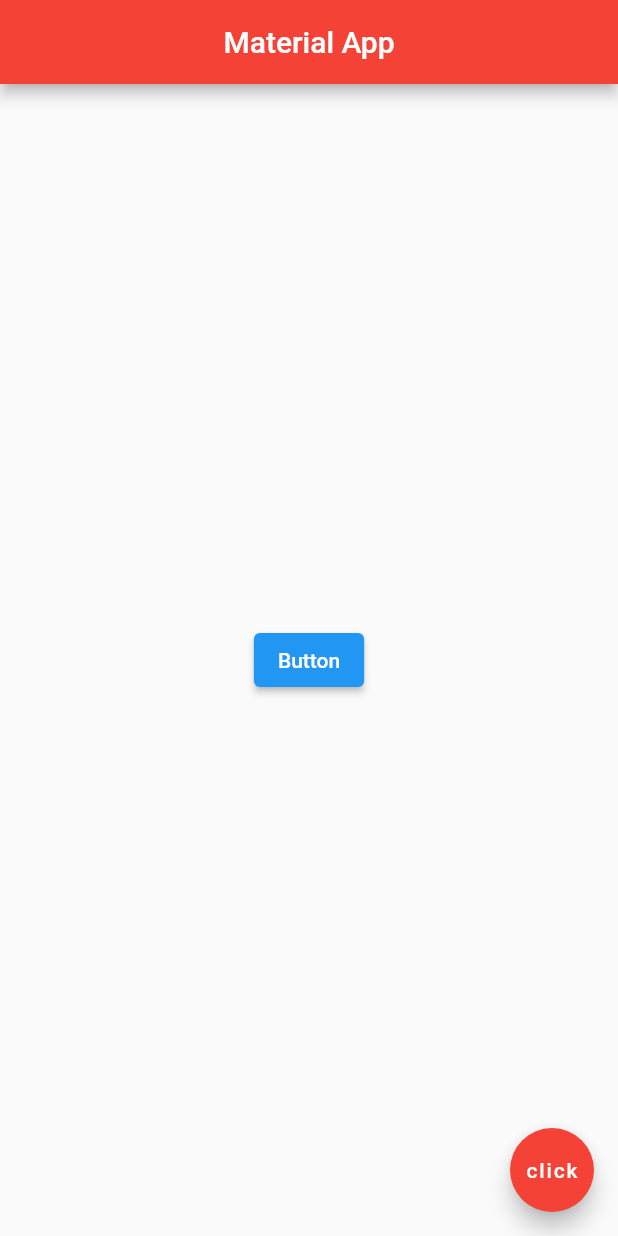
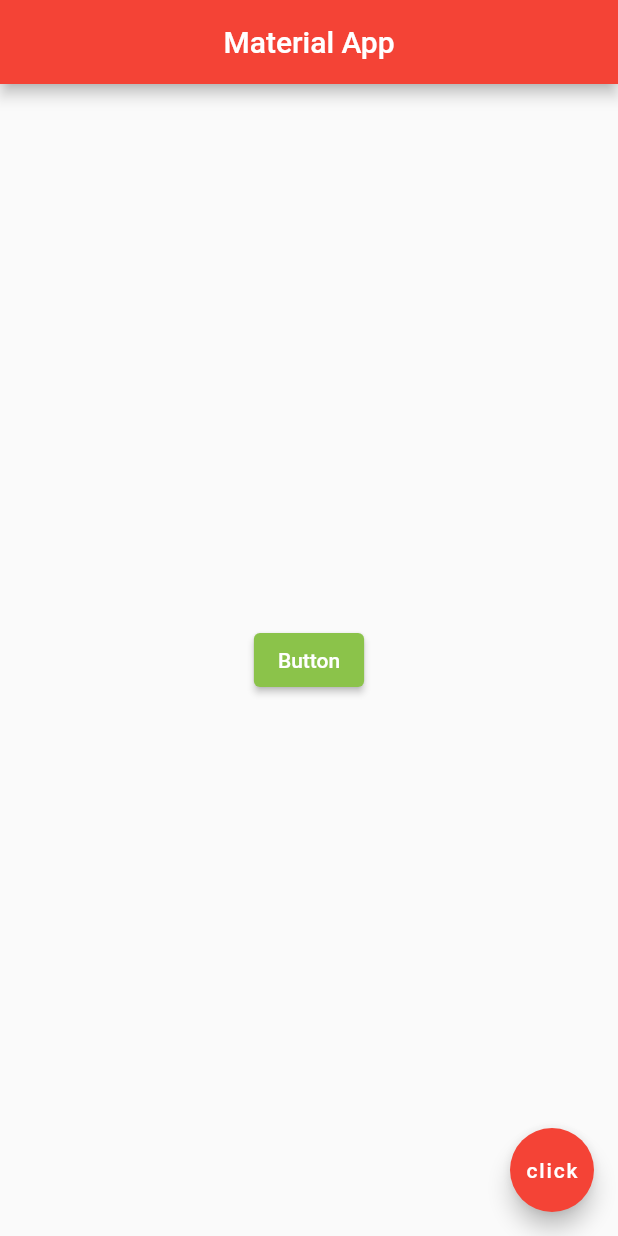
Before and after one commit to shubhamkakkar/flutter-practise-my-app, a Flutter app: the screen it shows after launch, on a phone screen of 412 x 824 dp. Run offline on Flutter 3.47's test engine with Material 2 defaults, Android fonts, the phone set to English and light mode, and no system bars.

Commit message:
elevated button vs elavated button.iocn

```diff
--- a/lib/main.dart
+++ b/lib/main.dart
@@ -15,7 +15,8 @@ class Home extends StatelessWidget {
           child: ElevatedButton(
             child: const Text('Button'),
             onPressed: () {},
-        )
+            style: ButtonStyle(backgroundColor: MaterialStateProperty.all<Color>(Colors.lightGreen)),
+          )
       ),
       floatingActionButton: FloatingActionButton(
         onPressed: () => {},
```
